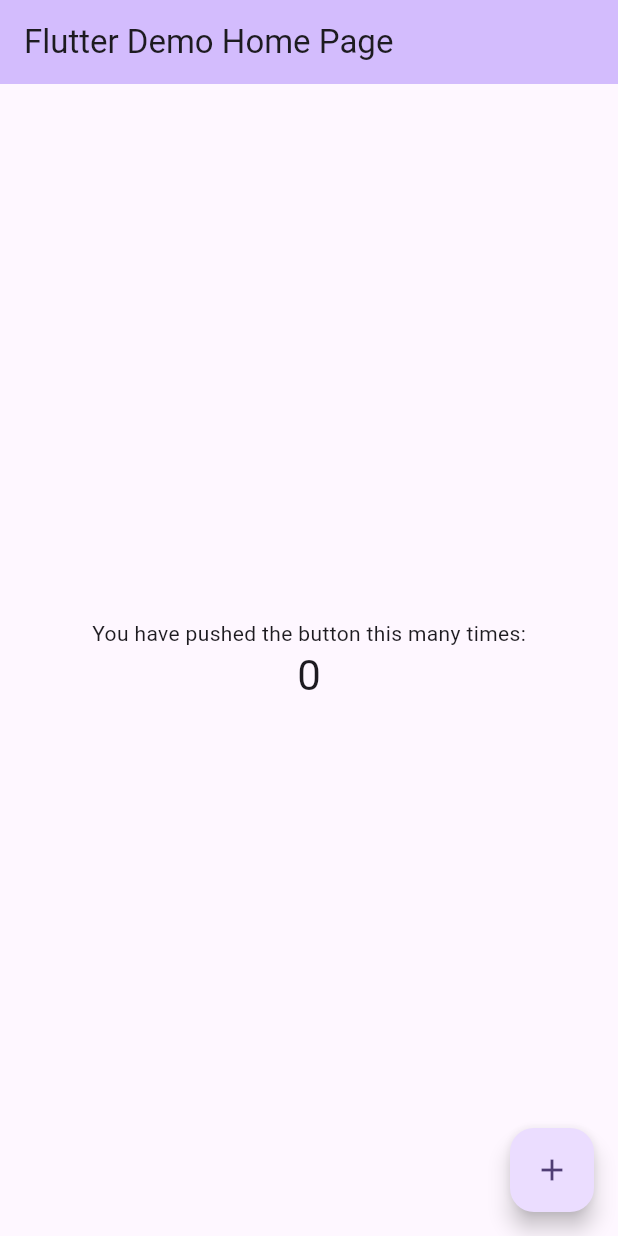
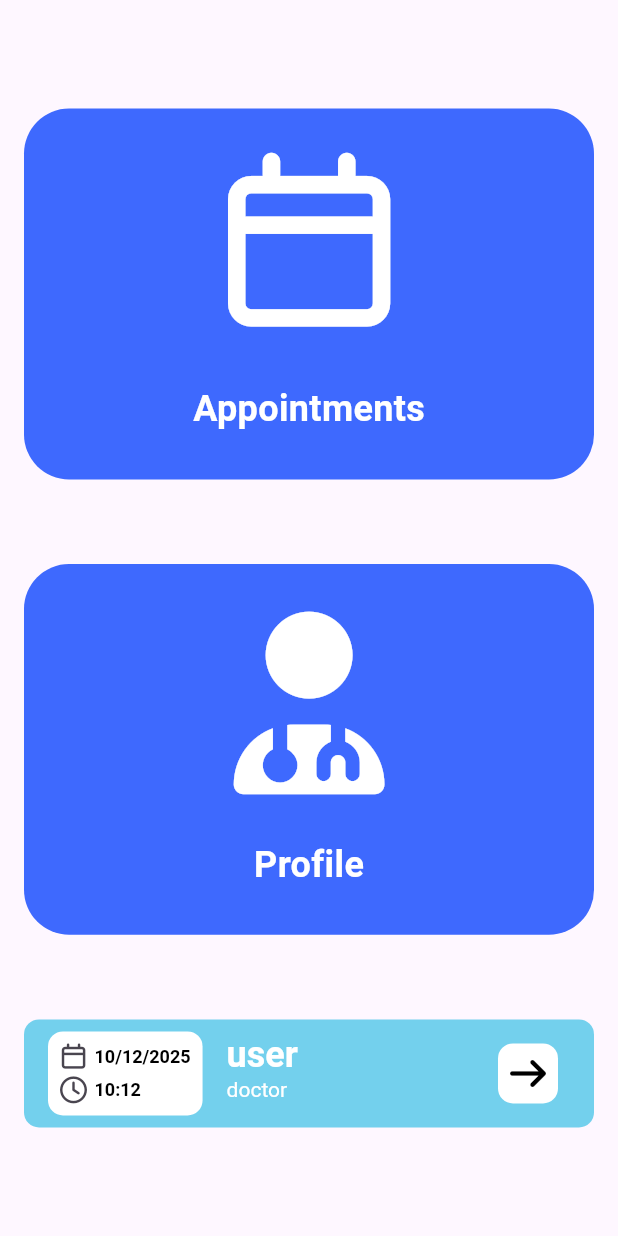
Before and after one commit to Martin-FCIS/clinic_appointment_system, a Flutter app: the screen it shows after launch, on a phone screen of 412 x 824 dp. Run offline on Flutter 3.47's test engine with Material 3 defaults, Android fonts, the phone set to English and light mode, and no system bars; our stand-ins replace font_awesome_flutter.

Commit message:
Doctor home and appointment tile done

```diff
--- /dev/null
+++ b/lib/core/themes/themes.dart
@@ -0,0 +1,3 @@
+const int btnColor = 0xFF3E69FE;
+const int timeSelectedColor = 0xFFEDAE73;
+const int dateSelectedColor = 0xFF73D0ED;
--- a/lib/main.dart
+++ b/lib/main.dart
@@ -1,3 +1,4 @@
+import 'package:clinic_appointment_system/modules/doctor/home/pages/home.dart';
 import 'package:flutter/material.dart';
 
 void main() {
@@ -11,115 +12,8 @@
   @override
   Widget build(BuildContext context) {
     return MaterialApp(
-      title: 'Flutter Demo',
-      theme: ThemeData(
-        // This is the theme of your application.
-        //
-        // TRY THIS: Try running your application with "flutter run". You'll see
-        // the application has a purple toolbar. Then, without quitting the app,
-        // try changing the seedColor in the colorScheme below to Colors.green
-        // and then invoke "hot reload" (save your changes or press the "hot
-        // reload" button in a Flutter-supported IDE, or press "r" if you used
-        // the command line to start the app).
-        //
-        // Notice that the counter didn't reset back to zero; the application
-        // state is not lost during the reload. To reset the state, use hot
-        // restart instead.
-        //
-        // This works for code too, not just values: Most code changes can be
-        // tested with just a hot reload.
-        colorScheme: ColorScheme.fromSeed(seedColor: Colors.deepPurple),
-        useMaterial3: true,
-      ),
-      home: const MyHomePage(title: 'Flutter Demo Home Page'),
+      debugShowCheckedModeBanner: false,
+      home: DoctorHome(),
     );
   }
 }
-
-class MyHomePage extends StatefulWidget {
-  const MyHomePage({super.key, required this.title});
-
-  // This widget is the home page of your application. It is stateful, meaning
-  // that it has a State object (defined below) that contains fields that affect
-  // how it looks.
-
-  // This class is the configuration for the state. It holds the values (in this
-  // case the title) provided by the parent (in this case the App widget) and
-  // used by the build method of the State. Fields in a Widget subclass are
-  // always marked "final".
-
-  final String title;
-
-  @override
-  State<MyHomePage> createState() => _MyHomePageState();
-}
-
-class _MyHomePageState extends State<MyHomePage> {
-  int _counter = 0;
-
-  void _incrementCounter() {
-    setState(() {
-      // This call to setState tells the Flutter framework that something has
-      // changed in this State, which causes it to rerun the build method below
-      // so that the display can reflect the updated values. If we changed
-      // _counter without calling setState(), then the build method would not be
-      // called again, and so nothing would appear to happen.
-      _counter++;
-    });
-  }
-
-  @override
-  Widget build(BuildContext context) {
-    // This method is rerun every time setState is called, for instance as done
-    // by the _incrementCounter method above.
-    //
-    // The Flutter framework has been optimized to make rerunning build methods
-    // fast, so that you can just rebuild anything that needs updating rather
-    // than having to individually change instances of widgets.
-    return Scaffold(
-      appBar: AppBar(
-        // TRY THIS: Try changing the color here to a specific color (to
-        // Colors.amber, perhaps?) and trigger a hot reload to see the AppBar
-        // change color while the other colors stay the same.
-        backgroundColor: Theme.of(context).colorScheme.inversePrimary,
-        // Here we take the value from the MyHomePage object that was created by
-        // the App.build method, and use it to set our appbar title.
-        title: Text(widget.title),
-      ),
-      body: Center(
-        // Center is a layout widget. It takes a single child and positions it
-        // in the middle of the parent.
-        child: Column(
-          // Column is also a layout widget. It takes a list of children and
-          // arranges them vertically. By default, it sizes itself to fit its
-          // children horizontally, and tries to be as tall as its parent.
-          //
-          // Column has various properties to control how it sizes itself and
-          // how it positions its children. Here we use mainAxisAlignment to
-          // center the children vertically; the main axis here is the vertical
-          // axis because Columns are vertical (the cross axis would be
-          // horizontal).
-          //
-          // TRY THIS: Invoke "debug painting" (choose the "Toggle Debug Paint"
-          // action in the IDE, or press "p" in the console), to see the
-          // wireframe for each widget.
-          mainAxisAlignment: MainAxisAlignment.center,
-          children: <Widget>[
-            const Text(
-              'You have pushed the button this many times:',
-            ),
-            Text(
-              '$_counter',
-              style: Theme.of(context).textTheme.headlineMedium,
-            ),
-          ],
-        ),
-      ),
-      floatingActionButton: FloatingActionButton(
-        onPressed: _incrementCounter,
-        tooltip: 'Increment',
-        child: const Icon(Icons.add),
-      ), // This trailing comma makes auto-formatting nicer for build methods.
-    );
-  }
-}
--- /dev/null
+++ b/lib/modules/core_widgets/appointment.dart
@@ -0,0 +1,88 @@
+import 'package:clinic_appointment_system/core/themes/themes.dart';
+import 'package:flutter/material.dart';
+import 'package:font_awesome_flutter/font_awesome_flutter.dart';
+
+class AppointmentCard extends StatelessWidget {
+  const AppointmentCard({super.key});
+
+  @override
+  Widget build(BuildContext context) {
+    return Material(
+      color: Color(dateSelectedColor),
+      borderRadius: BorderRadius.circular(10),
+      child: InkWell(
+        child: Container(
+          child: ListTile(
+            titleTextStyle: TextStyle(
+                color: Colors.white, fontSize: 24, fontWeight: FontWeight.bold),
+            subtitleTextStyle: TextStyle(color: Colors.white, fontSize: 14),
+            leadingAndTrailingTextStyle: TextStyle(color: Colors.black),
+            leading: Container(
+              decoration: BoxDecoration(
+                color: Colors.white,
+                borderRadius: BorderRadius.circular(10),
+              ),
+              child: Padding(
+                padding: const EdgeInsets.all(8.0),
+                child: Column(
+                  mainAxisAlignment: MainAxisAlignment.spaceBetween,
+                  crossAxisAlignment: CrossAxisAlignment.start,
+                  children: [
+                    Row(
+                      mainAxisSize: MainAxisSize.min,
+                      mainAxisAlignment: MainAxisAlignment.spaceEvenly,
+                      children: [
+                        Icon(
+                          FontAwesomeIcons.calendar,
+                          size: 18,
+                        ),
+                        SizedBox(width: 5),
+                        Text(
+                          '10/12/2025',
+                          style: TextStyle(
+                              fontSize: 12, fontWeight: FontWeight.bold),
+                        ),
+                      ],
+                    ),
+                    Row(
+                      mainAxisSize: MainAxisSize.min,
+                      mainAxisAlignment: MainAxisAlignment.start,
+                      children: [
+                        Icon(
+                          FontAwesomeIcons.clock,
+                          size: 18,
+                        ),
+                        SizedBox(width: 5),
+                        Text(
+                          '10:12',
+                          style: TextStyle(
+                              fontSize: 12, fontWeight: FontWeight.bold),
+                        ),
+                      ],
+                    ),
+                  ],
+                ),
+              ),
+            ),
+            trailing: Container(
+              decoration: BoxDecoration(
+                borderRadius: BorderRadius.circular(10),
+                color: Colors.white,
+              ),
+              child: Padding(
+                padding: const EdgeInsets.all(8.0),
+                child: const Icon(
+                  FontAwesomeIcons.arrowRight,
+                  color: Colors.black,
+                ),
+              ),
+            ),
+            title: const Text('user'),
+            subtitle: const Text('doctor'),
+            style: ListTileStyle.list,
+          ),
+        ),
+      ),
+    );
+  }
+}
--- /dev/null
+++ b/lib/modules/doctor/home/pages/home.dart
@@ -0,0 +1,29 @@
+import 'package:clinic_appointment_system/modules/core_widgets/appointment.dart';
+import 'package:clinic_appointment_system/modules/doctor/home/widgets/CategoryCard.dart';
+import 'package:flutter/material.dart';
+import 'package:font_awesome_flutter/font_awesome_flutter.dart';
+
+class DoctorHome extends StatelessWidget {
+  const DoctorHome({super.key});
+
+  @override
+  Widget build(BuildContext context) {
+    return const Scaffold(
+      body: Padding(
+        padding: EdgeInsets.all(16.0),
+        child: Column(
+          mainAxisAlignment: MainAxisAlignment.spaceEvenly,
+          children: [
+            CategoryCard(
+                icon: FontAwesomeIcons.calendar, catName: "Appointments"),
+            CategoryCard(
+              catName: "Profile",
+              icon: FontAwesomeIcons.userDoctor,
+            ),
+            AppointmentCard(),
+          ],
+        ),
+      ),
+    );
+  }
+}
--- /dev/null
+++ b/lib/modules/doctor/home/widgets/CategoryCard.dart
@@ -0,0 +1,40 @@
+import 'package:clinic_appointment_system/core/themes/themes.dart';
+import 'package:flutter/material.dart';
+
+class CategoryCard extends StatelessWidget {
+  const CategoryCard({super.key, required this.icon, required this.catName});
+  final icon;
+  final String catName;
+  @override
+  Widget build(BuildContext context) {
+    return Material(
+      color: Color(btnColor),
+      borderRadius: BorderRadius.circular(30),
+      child: InkWell(
+        borderRadius: BorderRadius.circular(30),
+        onTap: () {},
+        child: SizedBox(
+          width: double.infinity,
+          height: MediaQuery.sizeOf(context).height * 0.3,
+          child: Column(
+            mainAxisAlignment: MainAxisAlignment.spaceEvenly,
+            children: [
+              Icon(
+                icon,
+                color: Colors.white,
+                size: MediaQuery.sizeOf(context).width * 0.3,
+              ),
+              Text(
+                catName,
+                style: TextStyle(
+                    color: Colors.white,
+                    fontWeight: FontWeight.bold,
+                    fontSize: 24),
+              )
+            ],
+          ),
+        ),
+      ),
+    );
+  }
+}
--- a/pubspec.yaml
+++ b/pubspec.yaml
@@ -34,6 +34,7 @@ dependencies:
   # The following adds the Cupertino Icons font to your application.
   # Use with the CupertinoIcons class for iOS style icons.
   cupertino_icons: ^1.0.8
+  font_awesome_flutter: ^10.9.1
 
 dev_dependencies:
   flutter_test:
```
Also changed, not shown: pubspec.lock.
